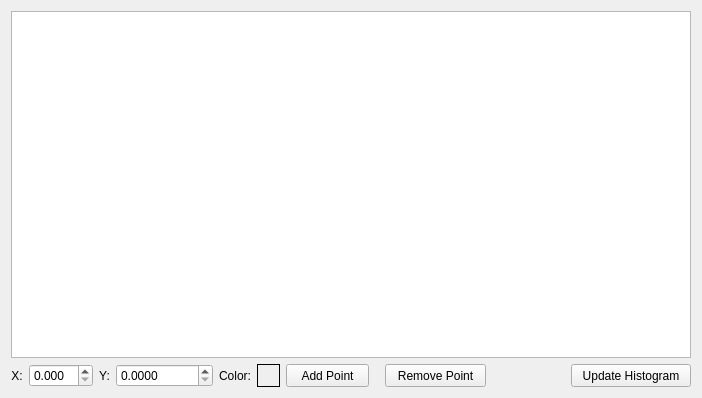
The window that libs/charts/TFTable.ui (3dct/open_iA) describes before a commit, drawn with Qt 5.
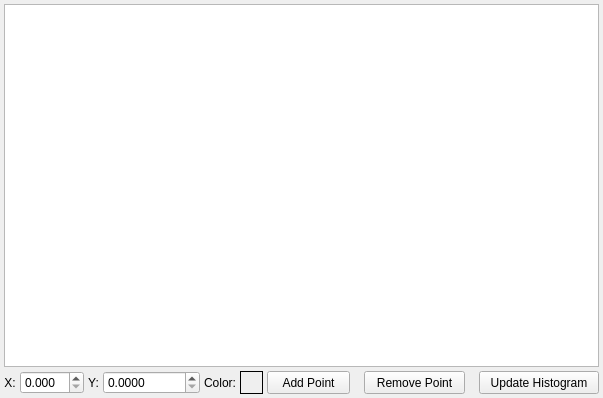
The same window after the commit. Icons and pictures are not drawn.

Commit message: Charts: SPMSettings/TFTable - unify layout/spacing

What changed in the file:
```diff
--- a/libs/charts/TFTable.ui
+++ b/libs/charts/TFTable.ui
@@ -6,7 +6,7 @@
    <rect>
     <x>0</x>
     <y>0</y>
-    <width>702</width>
+    <width>551</width>
     <height>398</height>
    </rect>
   </property>
@@ -14,6 +14,21 @@
    <string/>
   </property>
   <layout class="QVBoxLayout" name="verticalLayout_2">
+   <property name="spacing">
+    <number>4</number>
+   </property>
+   <property name="leftMargin">
+    <number>4</number>
+   </property>
+   <property name="topMargin">
+    <number>4</number>
+   </property>
+   <property name="rightMargin">
+    <number>4</number>
+   </property>
+   <property name="bottomMargin">
+    <number>4</number>
+   </property>
    <item>
     <widget class="QTableWidget" name="table">
      <property name="sizePolicy">
@@ -26,6 +41,9 @@
    </item>
    <item>
     <layout class="QHBoxLayout" name="horizontalLayout_9">
+     <property name="spacing">
+      <number>4</number>
+     </property>
      <item>
       <widget class="QLabel" name="label">
        <property name="text">
@@ -248,8 +266,8 @@
        </property>
        <property name="sizeHint" stdset="0">
         <size>
-         <width>40</width>
-         <height>20</height>
+         <width>10</width>
+         <height>0</height>
         </size>
        </property>
       </spacer>
```
The commit also changes 1 other file.
